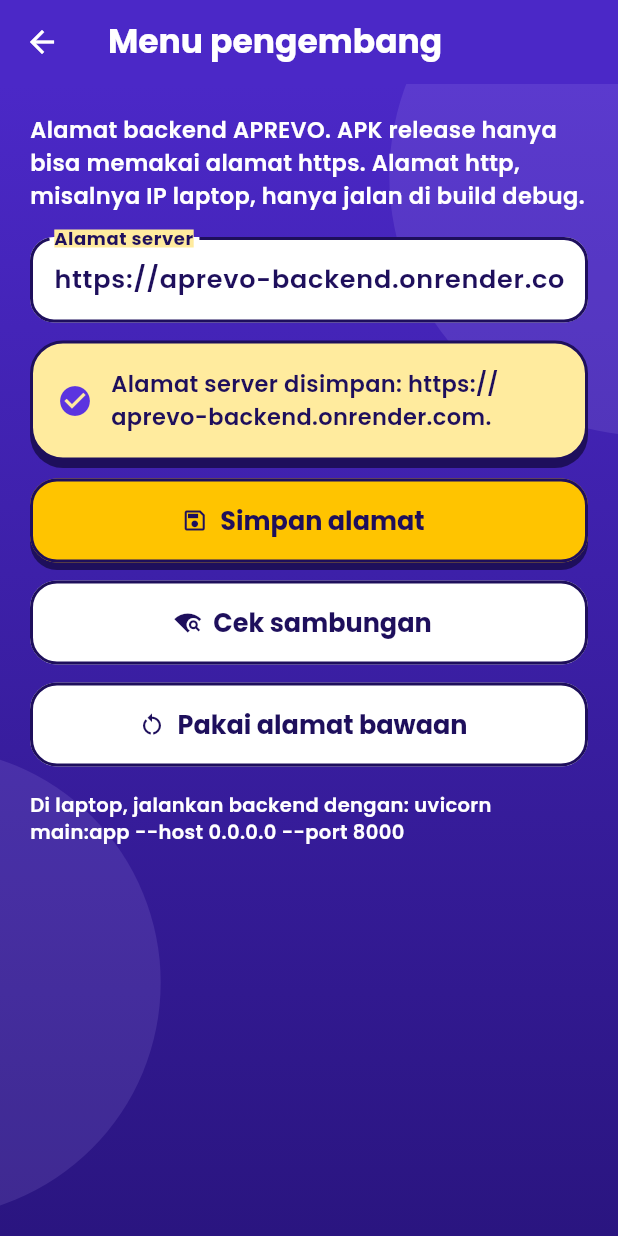
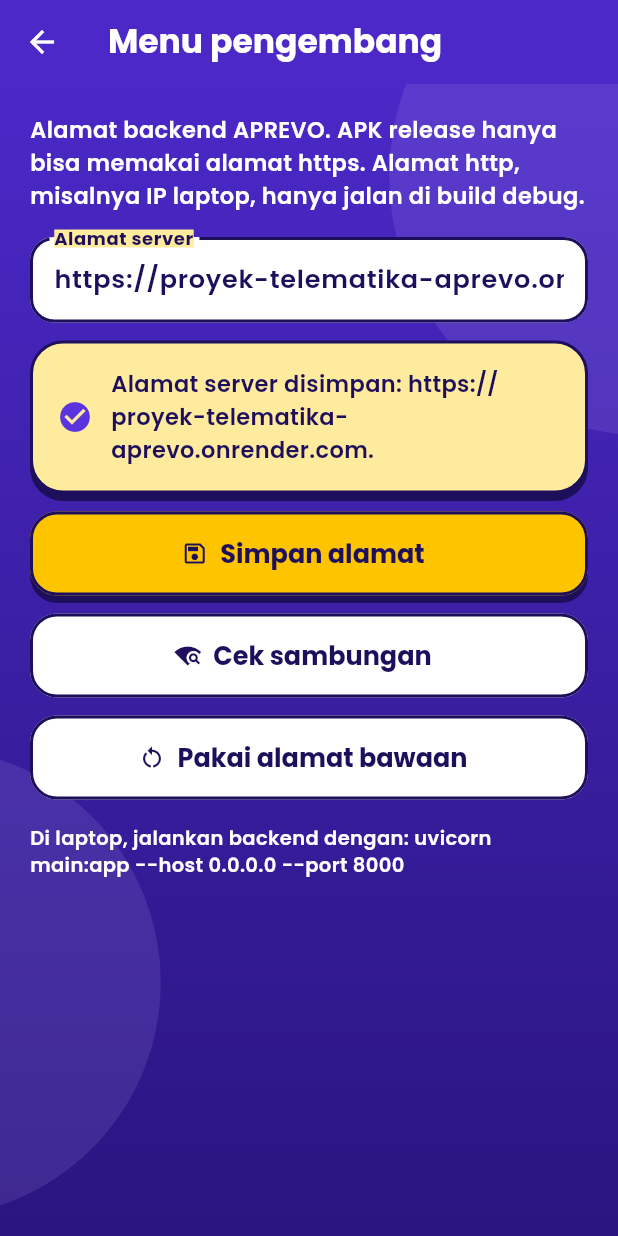
Before and after one commit to haswium/Proyek-Telematika-APREVO, a Flutter app: the ServerSettingsScreen screen opened directly, after a tap on "Simpan alamat", on a phone screen of 412 x 824 dp. Run offline on Flutter 3.47's test engine with Material 3 defaults, Android fonts, the phone set to English and light mode, and no system bars; our stand-ins replace file_picker, shared_preferences, supabase_flutter; accounts and stored records are empty; network calls fail.

Commit message:
Arahkan aplikasi ke alamat backend di Render

```diff
--- a/lib/config/api_config.dart
+++ b/lib/config/api_config.dart
@@ -10,7 +10,7 @@
 
   /// Alamat backend di Render. Ganti dengan alamat yang tampil di dashboard
   /// setelah layanannya dibuat (lihat `docs/deploy.md`).
-  static const String productionBaseUrl = 'https://aprevo-backend.onrender.com';
+  static const String productionBaseUrl = 'https://proyek-telematika-aprevo.onrender.com';
 
   static const String _fromDefine = String.fromEnvironment('API_BASE_URL');
 
```
Also changed, not shown: 1 other file.
